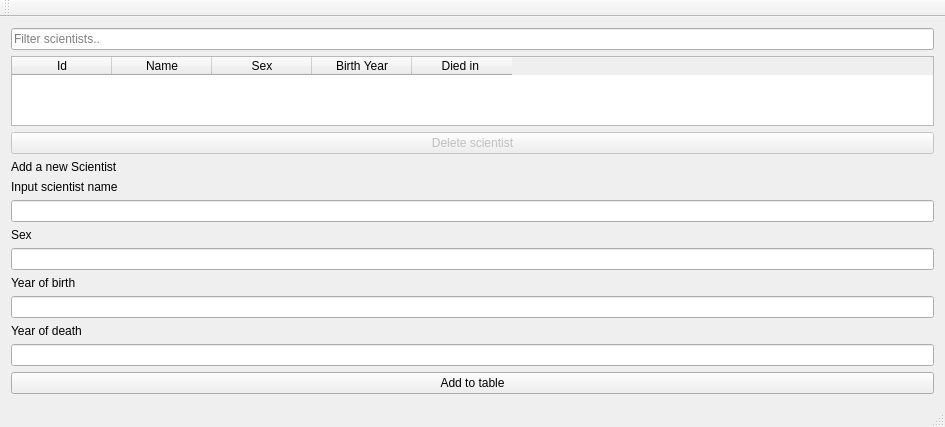
skulia15/Group36, file Group36W3/mainwindow.ui: the form before one commit.
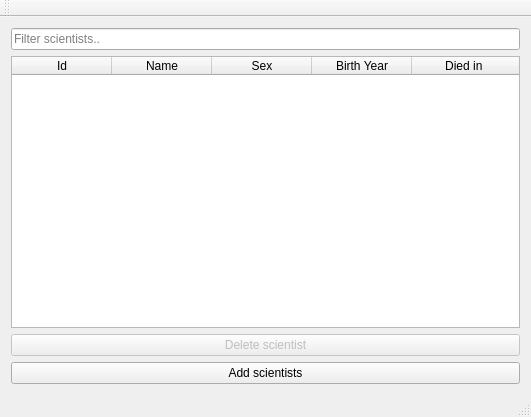
The form after the commit.

Commit message: 2 menu, add scientist, þarf að bæta comp

What changed in the file:
```diff
--- a/Group36W3/mainwindow.ui
+++ b/Group36W3/mainwindow.ui
@@ -6,8 +6,8 @@
    <rect>
     <x>0</x>
     <y>0</y>
-    <width>945</width>
-    <height>403</height>
+    <width>531</width>
+    <height>417</height>
    </rect>
   </property>
   <property name="windowTitle">
@@ -32,6 +32,12 @@
         <property name="selectionBehavior">
          <enum>QAbstractItemView::SelectRows</enum>
         </property>
+        <property name="sortingEnabled">
+         <bool>true</bool>
+        </property>
+        <attribute name="horizontalHeaderStretchLastSection">
+         <bool>true</bool>
+        </attribute>
         <column>
          <property name="text">
           <string>Id</string>
@@ -72,92 +78,9 @@
      </widget>
     </item>
     <item>
-     <widget class="QLabel" name="label_add_scientist">
+     <widget class="QPushButton" name="button_add_scientist">
       <property name="text">
-       <string>Add a new Scientist</string>
-      </property>
-     </widget>
-    </item>
-    <item>
-     <layout class="QHBoxLayout" name="horizontalLayout">
-      <item>
-       <widget class="QLabel" name="label_input_label">
-        <property name="text">
-         <string>Input scientist name</string>
-        </property>
-       </widget>
-      </item>
-      <item>
-       <widget class="QLabel" name="label_error_name">
-        <property name="enabled">
-         <bool>true</bool>
-        </property>
-        <property name="text">
-         <string/>
-        </property>
-       </widget>
-      </item>
-     </layout>
-    </item>
-    <item>
-     <widget class="QLineEdit" name="Input_Scientist_Name"/>
-    </item>
-    <item>
-     <layout class="QHBoxLayout" name="horizontalLayout_2">
-      <item>
-       <widget class="QLabel" name="label_input_sex">
-        <property name="text">
-         <string>Sex</string>
-        </property>
-       </widget>
-      </item>
-      <item>
-       <widget class="QLabel" name="label_error_sex">
-        <property name="text">
-         <string/>
-        </property>
-       </widget>
-      </item>
-     </layout>
-    </item>
-    <item>
-     <widget class="QLineEdit" name="input_sex"/>
-    </item>
-    <item>
-     <layout class="QHBoxLayout" name="horizontalLayout_3">
-      <item>
-       <widget class="QLabel" name="label_year_of_birth">
-        <property name="text">
-         <string>Year of birth</string>
-        </property>
-       </widget>
-      </item>
-      <item>
-       <widget class="QLabel" name="label_error_YoB">
-        <property name="text">
-         <string/>
-        </property>
-       </widget>
-      </item>
-     </layout>
-    </item>
-    <item>
-     <widget class="QLineEdit" name="input_year_of_birth"/>
-    </item>
-    <item>
-     <widget class="QLabel" name="label_year_of_death">
-      <property name="text">
-       <string>Year of death</string>
-      </property>
-     </widget>
-    </item>
-    <item>
-     <widget class="QLineEdit" name="input_year_of_death"/>
-    </item>
-    <item>
-     <widget class="QPushButton" name="button_scientists_to_table">
-      <property name="text">
-       <string>Add to table</string>
+       <string>Add scientists</string>
       </property>
      </widget>
     </item>
```
Left out of the diff: 2 changed lines with no effect on the pictures. The commit also changes 7 other files.
